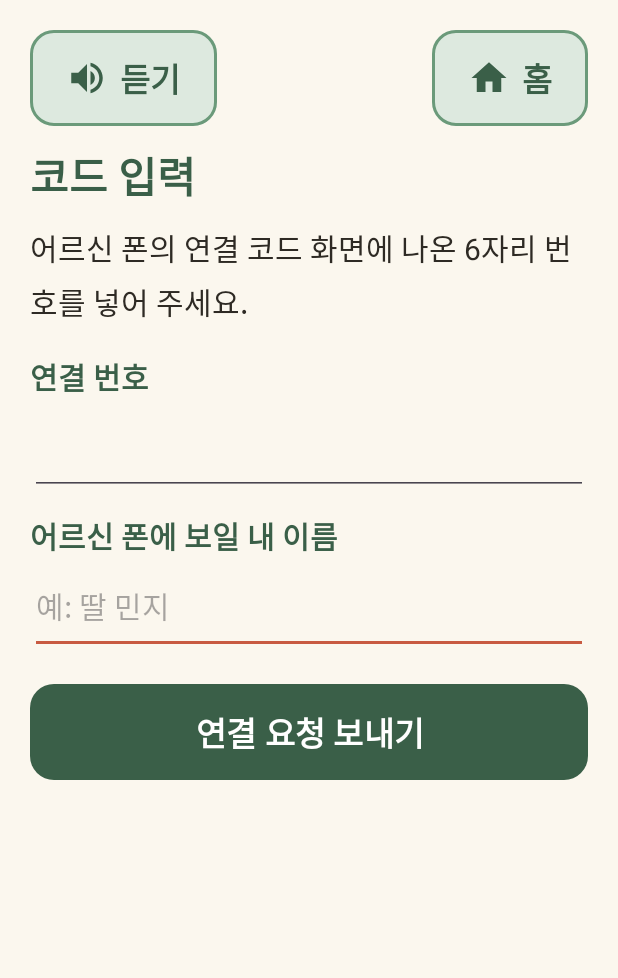
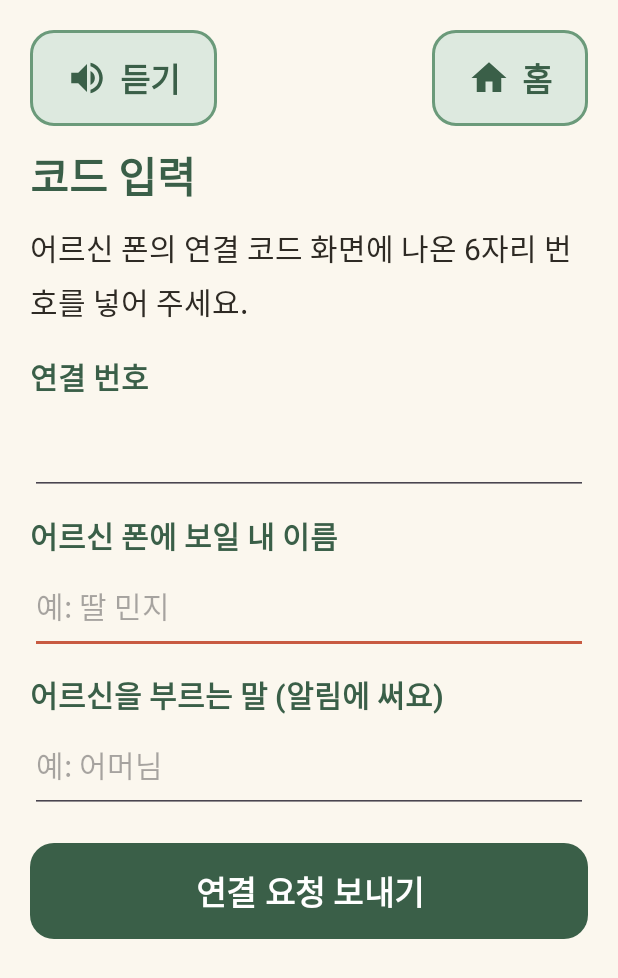
Before and after one commit to Jun11561/dorawing-app, an Android app: the GuardianEnterCodeActivity screen opened directly, with no data from a screen before it, on a phone screen of 412 x 824 dp. Shown: the top 978 px of the screen. Run offline under Robolectric (Android 15) with nearby library versions, the phone set to English and light mode, and no system bars; our stand-ins replace Firebase (no records; nobody signed in at launch, a user with empty details on screens opened directly).

Commit message:
보호자 폰 알림: 1시간마다 새 변화 알림 확인, 알림 권한 요청

```diff
--- a/app/build.gradle.kts
+++ b/app/build.gradle.kts
@@ -59,6 +59,8 @@ dependencies {
     implementation(platform(libs.firebase.bom))
     implementation(libs.firebase.auth)
     implementation(libs.firebase.firestore)
+    // 보호자 폰 알림: 1시간마다 새 변화 알림 확인
+    implementation(libs.androidx.work.runtime)
     testImplementation(libs.junit)
     androidTestImplementation(libs.androidx.espresso.core)
     androidTestImplementation(libs.androidx.junit)
--- a/app/src/main/AndroidManifest.xml
+++ b/app/src/main/AndroidManifest.xml
@@ -1,6 +1,9 @@
 <?xml version="1.0" encoding="utf-8"?>
 <manifest xmlns:android="http://schemas.android.com/apk/res/android"
     xmlns:tools="http://schemas.android.com/tools">
+
+    <!-- 보호자 폰 알림 (Android 13부터 사용자가 허용해야 함) -->
+    <uses-permission android:name="android.permission.POST_NOTIFICATIONS" />
 
     <application
         android:allowBackup="true"
--- a/app/src/main/java/com/team3/dorawing/ui/guardian/GuardianEnterCodeActivity.kt
+++ b/app/src/main/java/com/team3/dorawing/ui/guardian/GuardianEnterCodeActivity.kt
@@ -71,6 +71,8 @@ class GuardianEnterCodeActivity : AppCompatActivity() {
                 val (result, elder) = Cloud.checkCode(code)
                 if (result == Cloud.CodeCheck.OK && elder != null && Cloud.sendRequest(elder, me, code, name)) {
                     Prefs.setCodeLock(this@GuardianEnterCodeActivity, 0, 0)
+                    val callName = binding.etCallName.text.toString().trim().ifEmpty { getString(R.string.name_default) }
+                    Prefs.setElderCallName(this@GuardianEnterCodeActivity, callName)
                     Prefs.setPendingElder(this@GuardianEnterCodeActivity, elder)
                     startWaiting(elder)
                 } else {
--- a/app/src/main/java/com/team3/dorawing/ui/guardian/GuardianHomeActivity.kt
+++ b/app/src/main/java/com/team3/dorawing/ui/guardian/GuardianHomeActivity.kt
@@ -48,9 +48,14 @@ class GuardianHomeActivity : AppCompatActivity() {
         binding.btnLeave.setOnClickListener { confirmLeave() }
         binding.btnElderMode.setOnClickListener {
             Prefs.setGuardianMode(this, false)
+            // 어르신 모드 폰에서는 알림 확인 작업이 돌지 않게
+            GuardianAlerts.cancel(this)
             TopBar.goHome(this)
         }
         setupChart()
+
+        // 보호자 폰에서만 1시간마다 새 변화 알림 확인 (디버그 미리 보기로 연 어르신 폰에서는 안 함)
+        if (Prefs.isGuardianMode(this)) GuardianAlerts.schedule(this)
     }
 
     override fun onResume() {
--- a/app/src/main/res/layout/activity_guardian_enter_code.xml
+++ b/app/src/main/res/layout/activity_guardian_enter_code.xml
@@ -74,6 +74,26 @@
                     android:minHeight="@dimen/button_height"
                     android:textSize="@dimen/text_body" />
 
+                <!-- 휴대폰 알림에 쓰는 말. 서버에 올리지 않는다. 비우면 어르신 -->
+                <TextView
+                    android:layout_width="match_parent"
+                    android:layout_height="wrap_content"
+                    android:layout_marginTop="@dimen/gap"
+                    android:text="@string/enter_call_label"
+                    android:textColor="@color/green_dark"
+                    android:textStyle="bold" />
+
+                <EditText
+                    android:id="@+id/etCallName"
+                    android:layout_width="match_parent"
+                    android:layout_height="wrap_content"
+                    android:hint="@string/enter_call_hint"
+                    android:importantForAutofill="no"
+                    android:inputType="text"
+                    android:maxLength="10"
+                    android:minHeight="@dimen/button_height"
+                    android:textSize="@dimen/text_body" />
+
                 <!-- 틀렸을 때 남은 횟수, 막아 둔 시간 -->
                 <TextView
                     android:id="@+id/tvMessage"
--- a/app/src/main/res/values/strings.xml
+++ b/app/src/main/res/values/strings.xml
@@ -198,6 +198,8 @@
     <string name="enter_code_label">연결 번호</string>
     <string name="enter_name_label">어르신 폰에 보일 내 이름</string>
     <string name="enter_name_hint">예: 딸 민지</string>
+    <string name="enter_call_label">어르신을 부르는 말 (알림에 써요)</string>
+    <string name="enter_call_hint">예: 어머님</string>
     <string name="enter_send">연결 요청 보내기</string>
     <string name="enter_need_code">6자리 번호를 넣어 주세요.</string>
     <string name="enter_need_name">어르신 폰에 보일 이름을 넣어 주세요.</string>
@@ -227,5 +229,10 @@
     <string name="ghome_leave_message">끊으면 어르신의 기록을 더 볼 수 없어요. 다시 보려면 어르신 폰에서 새 번호를 받아야 해요.</string>
     <string name="ghome_elder_mode">어르신용 화면으로 바꾸기</string>
 
+    <!-- 보호자 폰 알림 -->
+    <string name="notify_channel">보호자 알림</string>
+    <string name="notify_alert">%1$s의 %2$s 기록이 평소보다 낮아요</string>
+    <string name="notify_alert_detail">눌러서 기록을 확인해 보세요. 의료 진단이 아닌 알림이에요.</string>
+
     <string name="no_korean_voice">한국어 음성이 없어 소리로 읽어 드릴 수 없어요. 휴대폰 설정에서 한국어 음성을 받아 주세요.</string>
 </resources>
--- a/gradle/libs.versions.toml
+++ b/gradle/libs.versions.toml
@@ -15,6 +15,7 @@ coroutines = "1.11.0"
 mpandroidchart = "v3.1.0"
 firebaseBom = "34.19.0"
 googleServices = "4.5.0"
+work = "2.12.0"
 
 [libraries]
 androidx-core-ktx = { group = "androidx.core", name = "core-ktx", version.ref = "coreKtx" }
@@ -35,6 +36,7 @@ mpandroidchart = { group = "com.github.PhilJay", name = "MPAndroidChart", versio
 firebase-bom = { group = "com.google.firebase", name = "firebase-bom", version.ref = "firebaseBom" }
 firebase-auth = { group = "com.google.firebase", name = "firebase-auth" }
 firebase-firestore = { group = "com.google.firebase", name = "firebase-firestore" }
+androidx-work-runtime = { group = "androidx.work", name = "work-runtime", version.ref = "work" }
 
 [plugins]
 android-application = { id = "com.android.application", version.ref = "agp" }
```
Also changed, not shown: app/src/debug/java/com/team3/dorawing/ui/debug/DebugActivity.kt (+20 -0 lines), app/src/debug/java/com/team3/dorawing/ui/debug/FakeGuardian.kt (+9 -0 lines), app/src/main/java/com/team3/dorawing/ui/guardian/GuardianAlertWorker.kt (added, +121 -0 lines), app/src/main/java/com/team3/dorawing/ui/guardian/GuardianRoleSelectActivity.kt (+24 -5 lines), app/src/main/java/com/team3/dorawing/util/Prefs.kt (+9 -0 lines), app/src/main/res/drawable/ic_notify.xml (added, +11 -0 lines), 1 other file.
